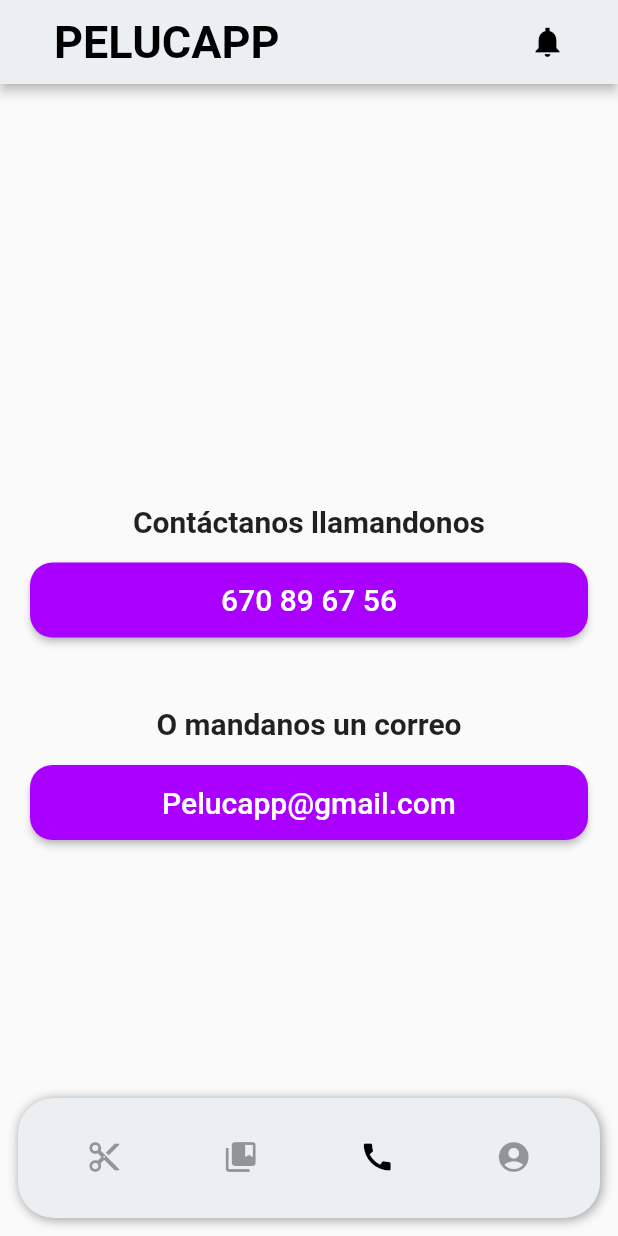
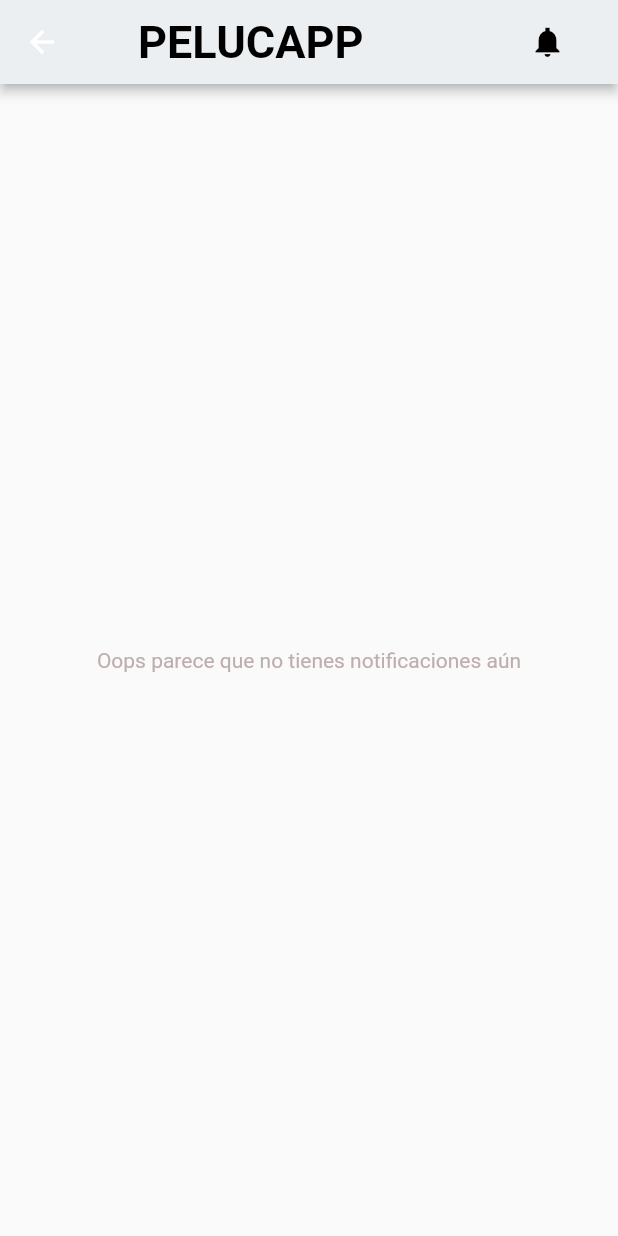
Before and after one commit to Tristan-Al/pelucapp, a Flutter app: the HomeScreen screen opened by its route, item 3 of the bottom bar chosen, after a tap on the "notifications" icon, on a phone screen of 412 x 824 dp. Run offline on Flutter 3.47's test engine with Material 2 defaults, Android fonts, the phone set to English and light mode, and no system bars; our stand-ins replace get; network calls fail.

Commit message:
Pantalla notificaciones terminada

```diff
--- a/lib/main.dart
+++ b/lib/main.dart
@@ -25,6 +25,7 @@ class MyApp extends StatelessWidget {
         'mis_reservas':(context) => MisReservasScreen(),
         'peluqueros':(context) => PeluquerosScreen(),
         'servicios':(context) => ServiciosScreen(),
+        'notificaciones':(context)=>NotificacionesScreen(),
       },
 
     );
--- a/lib/screens/home_screen.dart
+++ b/lib/screens/home_screen.dart
@@ -47,9 +47,13 @@ class _HomeScreenState extends State<HomeScreen> {
               onTap: () {
 
               },
-              child: const Icon(
-                Icons.notifications_sharp,
-                color: AppTheme.secondaryTextColor,
+
+              child: IconButton(
+                onPressed: () {
+               Navigator.pushNamed(context, 'notificaciones');
+                },
+
+                color: AppTheme.secondaryTextColor, icon: Icon(Icons.notifications_sharp),
               )
             )
           )
--- /dev/null
+++ b/lib/screens/notificaciones_screen.dart
@@ -0,0 +1,46 @@
+import 'package:flutter/material.dart';
+import 'package:pelucapp/theme/app_theme.dart';
+import 'package:pelucapp/widgets/widgets.dart';
+
+class NotificacionesScreen extends StatelessWidget {
+
+  const NotificacionesScreen ({Key? key}) : super(key: key);
+
+  @override
+  Widget build(BuildContext context) {
+    return  Scaffold(
+      appBar: AppBar(
+        title: Padding(
+          padding: EdgeInsets.only(left: 20),
+          child: BigText(text: 'PELUCAPP', color: AppTheme.secondaryTextColor,),
+        ),
+        actions: [
+          Padding(
+            padding:
+                const EdgeInsets.only(left: 8, top: 8, bottom: 8, right: 35),
+            child: GestureDetector(
+              onTap: () {
+
+              },
+              child: const Icon(
+                Icons.notifications_sharp,
+                color: AppTheme.secondaryTextColor,
+              )
+            )
+          )
+        ],
+      ),
+      body: Center(
+         child: Text(
+          'Oops parece que no tienes notificaciones aún',
+          style: TextStyle(
+          fontSize: 14, // tamaño de fuente en puntos
+          color: Color.fromARGB(255, 190, 174, 174),
+           // color de texto
+      ),
+         ),
+
+      ),
+    );
+  }
+}
--- a/lib/screens/screens.dart
+++ b/lib/screens/screens.dart
@@ -8,3 +8,4 @@ export 'package:pelucapp/screens/front_page_screen.dart';
 export 'package:pelucapp/screens/peluqueros_screen.dart';
 export 'package:pelucapp/screens/call_screen.dart';
 export 'package:pelucapp/screens/servicios_screen.dart';
+export 'package:pelucapp/screens/notificaciones_screen.dart';
```
Also changed, not shown: pubspec.lock.
